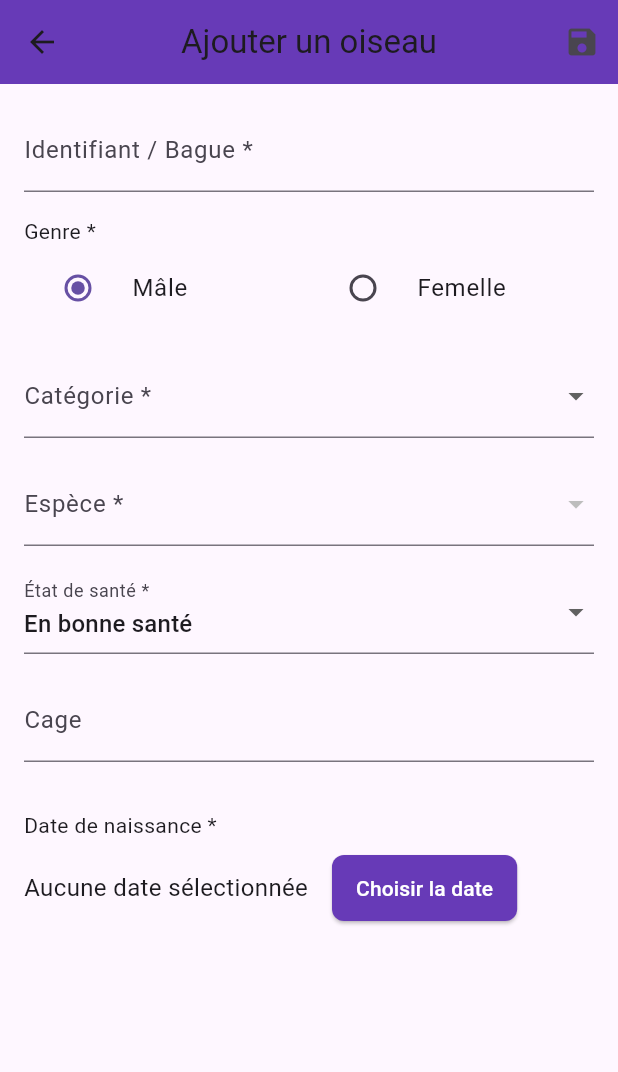
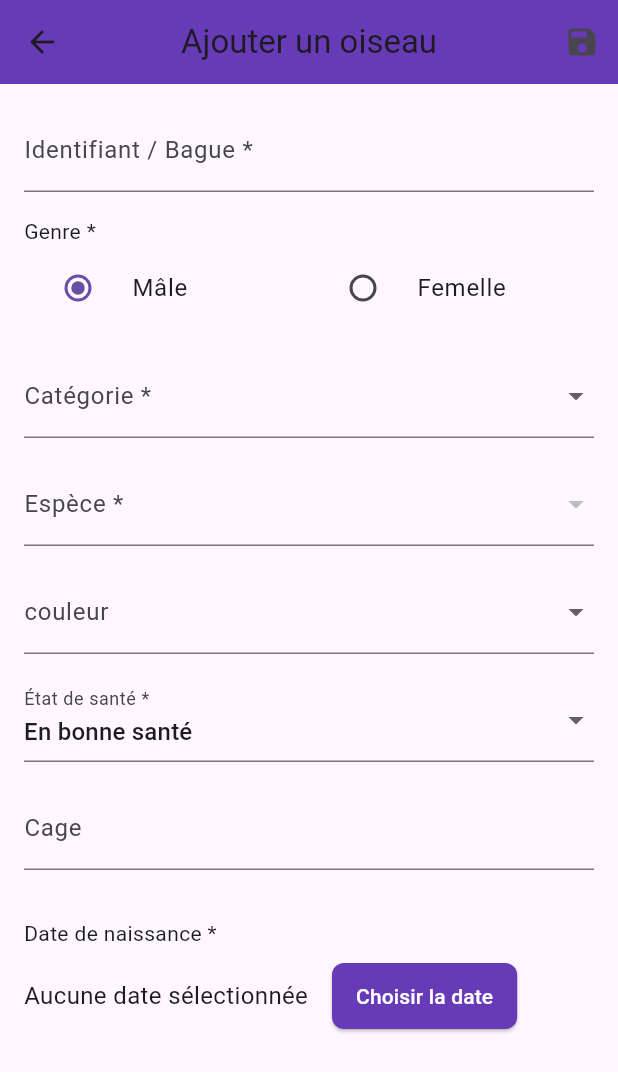
Before and after one commit to devchouaieb/app_volailles, a Flutter app: the AddBirdPage screen opened directly with empty values, on a phone screen of 412 x 824 dp. Shown: the top 1072 px of the screen. Run offline on Flutter 3.47's test engine with Material 3 defaults, Android fonts, the phone set to English and light mode, and no system bars; our stand-ins replace app_links, fl_chart, shared_preferences; accounts and stored records are empty.

Commit message:
fix add bird

```diff
--- a/flutter/lib/pages/add_bird.dart
+++ b/flutter/lib/pages/add_bird.dart
@@ -238,6 +238,38 @@ class _AddBirdPageState extends State<AddBirdPage> {
             ),
             const SizedBox(height: 16),
             DropdownButtonFormField<String>(
+              value: _selectedVariety.isEmpty ? null : _selectedVariety,
+              decoration: const InputDecoration(labelText: 'couleur'),
+              items:
+              [
+                'beige',
+                'blanc',
+                'bleu',
+                'gris',
+                'jaune',
+                'marron',
+                'noir',
+                'ocre',
+                'ocre clair',
+                'ocre foncé',
+                'ocre moyen',
+                'ocre pale',
+                'ocre sombre',
+                'ocre vif',
+                'orange',
+                'rose',
+                'rouge',
+                'turquoise',
+                'violet',
+                'melange',
+              ]
+                  .map((e) => DropdownMenuItem(value: e, child: Text(e)))
+                  .toList(),
+              onChanged:
+                  (value) => setState(() => _selectedVariety = value ?? ''),
+            ),
+            const SizedBox(height: 16),
+            DropdownButtonFormField<String>(
               value: _selectedStatus,
               decoration: const InputDecoration(labelText: 'État de santé *'),
               items:
```
Also changed, not shown: 1 other file.
